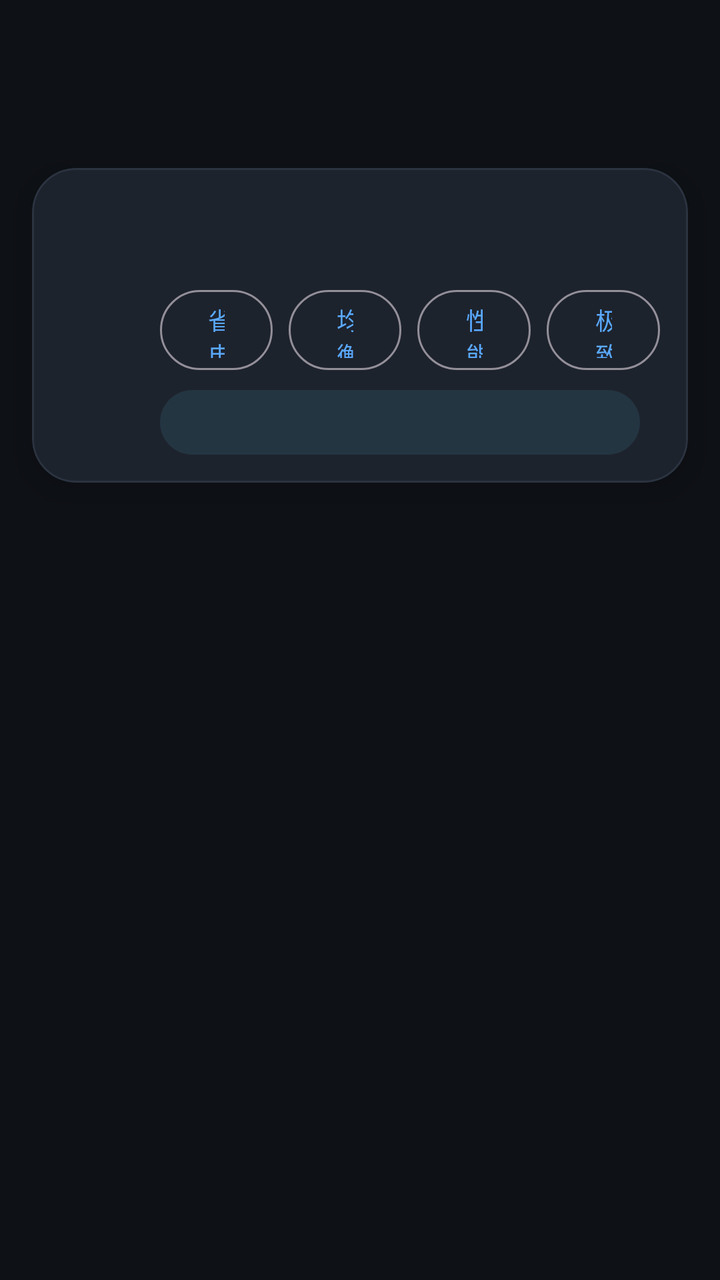
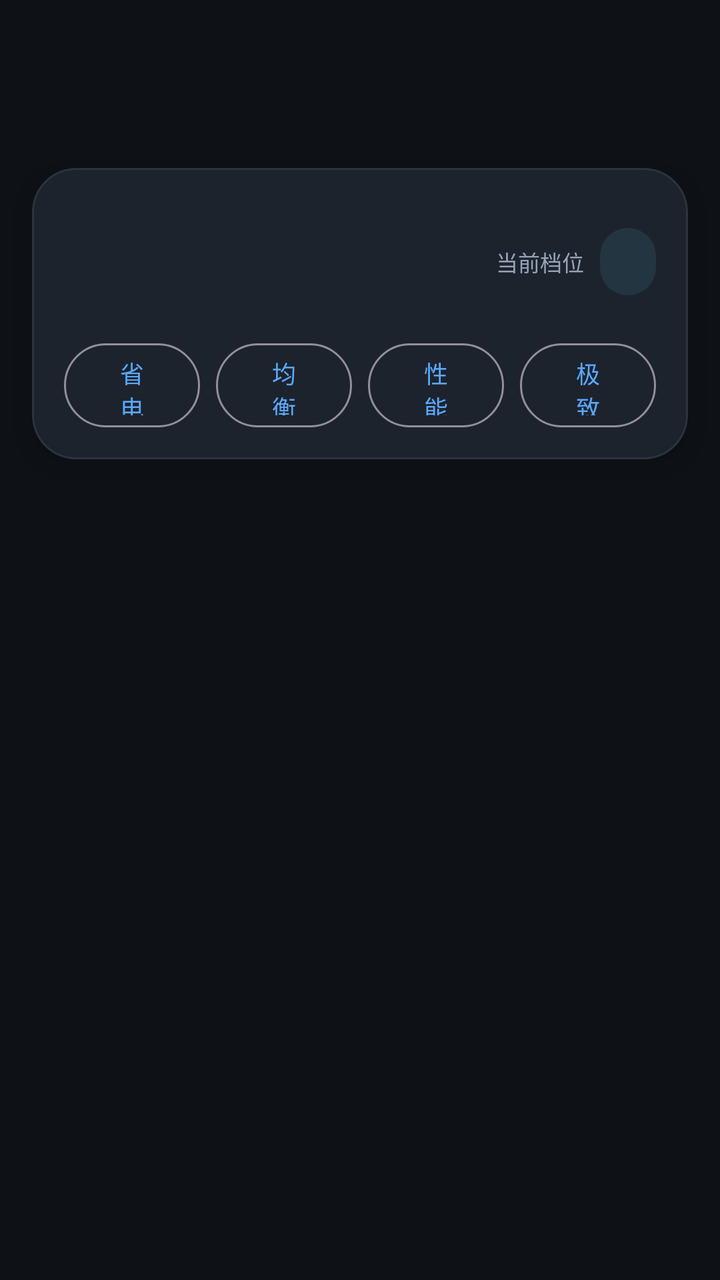

Two renders of the same Android screen: before a commit and after it. Below are the layout's source before the change and the commit's diff.
<!-- AndroidManifest.xml: application theme Theme.Silence -->
<!-- res/layout/view_state_popup.xml -->
<?xml version="1.0" encoding="utf-8"?>
<FrameLayout xmlns:android="http://schemas.android.com/apk/res/android"
    xmlns:app="http://schemas.android.com/apk/res-auto"
    android:id="@+id/statePopupOverlay"
    android:layout_width="match_parent"
    android:layout_height="match_parent"
    android:background="@android:color/transparent"
    android:clickable="true"
    android:focusable="true">

    <com.google.android.material.card.MaterialCardView
        android:id="@+id/statePopupCard"
        android:layout_width="match_parent"
        android:layout_height="wrap_content"
        android:layout_gravity="top|center_horizontal"
        android:layout_marginStart="16dp"
        android:layout_marginTop="84dp"
        android:layout_marginEnd="16dp"
        app:cardBackgroundColor="@color/surface_card"
        app:cardCornerRadius="22dp"
        app:cardElevation="10dp"
        app:strokeColor="@color/divider_color"
        app:strokeWidth="1dp">

        <LinearLayout
            android:layout_width="match_parent"
            android:layout_height="wrap_content"
            android:gravity="center_vertical"
            android:orientation="horizontal"
            android:paddingStart="14dp"
            android:paddingTop="14dp"
            android:paddingEnd="14dp"
            android:paddingBottom="14dp">

            <LinearLayout
                android:layout_width="wrap_content"
                android:layout_height="wrap_content"
                android:gravity="center"
                android:orientation="vertical">

                <ImageView
                    android:id="@+id/statePopupIcon"
                    android:layout_width="36dp"
                    android:layout_height="36dp"
                    android:contentDescription="@null"
                    android:scaleType="fitCenter" />

                <TextView
                    android:id="@+id/statePopupTitle"
                    android:layout_width="wrap_content"
                    android:layout_height="wrap_content"
                    android:layout_marginTop="8dp"
                    android:textColor="@color/text_primary"
                    android:textSize="15sp"
                    android:textStyle="bold" />
            </LinearLayout>

            <LinearLayout
                android:layout_width="0dp"
                android:layout_height="wrap_content"
                android:layout_marginStart="14dp"
                android:layout_weight="1"
                android:orientation="vertical">

                <TextView
                    android:id="@+id/statePopupMessage"
                    android:layout_width="wrap_content"
                    android:layout_height="wrap_content"
                    android:textColor="@color/text_secondary"
                    android:textSize="12sp" />

                <TextView
                    android:id="@+id/statePopupSubtitle"
                    android:layout_width="wrap_content"
                    android:layout_height="wrap_content"
                    android:layout_marginTop="4dp"
                    android:textColor="@color/text_hint"
                    android:textSize="11sp" />

                <LinearLayout
                    android:id="@+id/statePopupModeContainer"
                    android:layout_width="match_parent"
                    android:layout_height="wrap_content"
                    android:layout_marginTop="12dp"
                    android:gravity="center_vertical"
                    android:orientation="horizontal">

                    <com.google.android.material.button.MaterialButton
                        android:id="@+id/stateModePowerSave"
                        style="@style/Widget.Material3.Button.OutlinedButton"
                        android:layout_width="0dp"
                        android:layout_height="40dp"
                        android:layout_weight="1"
                        android:insetTop="0dp"
                        android:insetBottom="0dp"
                        android:minWidth="0dp"
                        android:minHeight="40dp"
                        android:text="@string/performance_mode_power_save"
                        android:textAllCaps="false"
                        android:textSize="12sp" />

                    <com.google.android.material.button.MaterialButton
                        android:id="@+id/stateModeBalanced"
                        style="@style/Widget.Material3.Button.OutlinedButton"
                        android:layout_width="0dp"
                        android:layout_height="40dp"
                        android:layout_marginStart="8dp"
                        android:layout_weight="1"
                        android:insetTop="0dp"
                        android:insetBottom="0dp"
                        android:minWidth="0dp"
                        android:minHeight="40dp"
                        android:text="@string/performance_mode_balanced"
                        android:textAllCaps="false"
                        android:textSize="12sp" />

                    <com.google.android.material.button.MaterialButton
                        android:id="@+id/stateModePerformance"
                        style="@style/Widget.Material3.Button.OutlinedButton"
                        android:layout_width="0dp"
                        android:layout_height="40dp"
                        android:layout_marginStart="8dp"
                        android:layout_weight="1"
                        android:insetTop="0dp"
                        android:insetBottom="0dp"
                        android:minWidth="0dp"
                        android:minHeight="40dp"
                        android:text="@string/performance_mode_performance"
                        android:textAllCaps="false"
                        android:textSize="12sp" />

                    <com.google.android.material.button.MaterialButton
                        android:id="@+id/stateModeExtreme"
                        style="@style/Widget.Material3.Button.OutlinedButton"
                        android:layout_width="0dp"
                        android:layout_height="40dp"
                        android:layout_marginStart="8dp"
                        android:layout_weight="1"
                        android:insetTop="0dp"
                        android:insetBottom="0dp"
                        android:minWidth="0dp"
                        android:minHeight="40dp"
                        android:text="@string/performance_mode_extreme"
                        android:textAllCaps="false"
                        android:textSize="12sp" />
                </LinearLayout>

                <LinearLayout
                    android:layout_width="match_parent"
                    android:layout_height="wrap_content"
                    android:layout_marginTop="10dp"
                    android:gravity="center_vertical"
                    android:orientation="horizontal">

                    <TextView
                        android:id="@+id/statePopupSelectedMode"
                        android:layout_width="0dp"
                        android:layout_height="wrap_content"
                        android:layout_weight="1"
                        android:background="@drawable/bg_pill_soft"
                        android:gravity="center"
                        android:paddingStart="12dp"
                        android:paddingTop="8dp"
                        android:paddingEnd="12dp"
                        android:paddingBottom="8dp"
                        android:textColor="@color/text_primary"
                        android:textSize="12sp"
                        android:textStyle="bold" />

                    <TextView
                        android:id="@+id/statePopupCloseHint"
                        android:layout_width="wrap_content"
                        android:layout_height="wrap_content"
                        android:layout_marginStart="10dp"
                        android:textColor="@color/text_hint"
                        android:textSize="11sp" />
                </LinearLayout>
            </LinearLayout>
        </LinearLayout>
    </com.google.android.material.card.MaterialCardView>
</FrameLayout>
<!-- resources referenced by this layout -->
<resources>
  <color name="divider_color">#2B3340</color>
  <color name="surface_card">#1D232D</color>
  <color name="text_hint">#75849A</color>
  <color name="text_primary">#E8EDF5</color>
  <color name="text_secondary">#95A3B8</color>
  <!-- drawable bg_pill_soft (drawable) -->
  <?xml version="1.0" encoding="utf-8"?>
  <shape xmlns:android="http://schemas.android.com/apk/res/android"
      android:shape="rectangle">
      <corners android:radius="999dp" />
      <solid android:color="@color/soft_green" />
  </shape>
  <string name="performance_mode_balanced">均衡</string>
  <string name="performance_mode_extreme">极致</string>
  <string name="performance_mode_performance">性能</string>
  <string name="performance_mode_power_save">省电</string>
  <style name="Theme.Silence" parent="Theme.Material3.Dark.NoActionBar">
          <item name="colorPrimary">@color/brand_primary</item>
          <item name="colorSecondary">@color/brand_primary</item>
          <item name="android:statusBarColor">@color/surface_bg</item>
          <item name="android:navigationBarColor">@color/surface_bg</item>
          <item name="android:enforceNavigationBarContrast">false</item>
          <item name="android:windowBackground">@color/surface_bg</item>
          <item name="colorSurface">@color/surface_bg</item>
          <item name="android:windowAllowEnterTransitionOverlap">true</item>
          <item name="android:windowAllowReturnTransitionOverlap">true</item>
      </style>
  <color name="soft_green">#243542</color>
  <color name="brand_primary">#5AA9FF</color>
  <color name="surface_bg">#0E1116</color>
</resources>

<!-- the commit's change to res/layout/view_state_popup.xml (unified diff, before → after) -->
@@ -10,12 +10,13 @@
 
     <com.google.android.material.card.MaterialCardView
         android:id="@+id/statePopupCard"
-        android:layout_width="match_parent"
+        android:layout_width="wrap_content"
         android:layout_height="wrap_content"
         android:layout_gravity="top|center_horizontal"
         android:layout_marginStart="16dp"
         android:layout_marginTop="84dp"
         android:layout_marginEnd="16dp"
+        android:layout_marginBottom="16dp"
         app:cardBackgroundColor="@color/surface_card"
         app:cardCornerRadius="22dp"
         app:cardElevation="10dp"
@@ -25,63 +26,105 @@
         <LinearLayout
             android:layout_width="match_parent"
             android:layout_height="wrap_content"
-            android:gravity="center_vertical"
-            android:orientation="horizontal"
-            android:paddingStart="14dp"
-            android:paddingTop="14dp"
-            android:paddingEnd="14dp"
-            android:paddingBottom="14dp">
+            android:orientation="vertical">
 
             <LinearLayout
-                android:layout_width="wrap_content"
+                android:layout_width="match_parent"
                 android:layout_height="wrap_content"
-                android:gravity="center"
-                android:orientation="vertical">
+                android:gravity="center_vertical"
+                android:orientation="horizontal">
 
-                <ImageView
-                    android:id="@+id/statePopupIcon"
-                    android:layout_width="36dp"
-                    android:layout_height="36dp"
-                    android:contentDescription="@null"
-                    android:scaleType="fitCenter" />
+                <LinearLayout
+                    android:layout_width="match_parent"
+                    android:layout_height="wrap_content"
+                    android:gravity="center_vertical"
+                    android:orientation="horizontal"
+                    android:paddingStart="16dp"
+                    android:paddingTop="16dp"
+                    android:paddingEnd="16dp">
 
-                <TextView
-                    android:id="@+id/statePopupTitle"
-                    android:layout_width="wrap_content"
-                    android:layout_height="wrap_content"
-                    android:layout_marginTop="8dp"
-                    android:textColor="@color/text_primary"
-                    android:textSize="15sp"
-                    android:textStyle="bold" />
+                    <ImageView
+                        android:id="@+id/statePopupIcon"
+                        android:layout_width="42dp"
+                        android:layout_height="42dp"
+                        android:contentDescription="@null"
+                        android:scaleType="fitCenter" />
+
+                    <LinearLayout
+                        android:layout_width="0dp"
+                        android:layout_height="wrap_content"
+                        android:layout_marginStart="12dp"
+                        android:layout_weight="1"
+                        android:orientation="vertical">
+
+                        <TextView
+                            android:id="@+id/statePopupTitle"
+                            android:layout_width="wrap_content"
+                            android:layout_height="wrap_content"
+                            android:textColor="@color/text_secondary"
+                            android:textSize="12sp" />
+
+                        <TextView
+                            android:id="@+id/statePopupMessage"
+                            android:layout_width="match_parent"
+                            android:layout_height="wrap_content"
+                            android:layout_marginTop="4dp"
+                            android:ellipsize="end"
+                            android:maxLines="1"
+                            android:textColor="@color/text_primary"
+                            android:textSize="16sp"
+                            android:textStyle="bold" />
+
+                        <TextView
+                            android:id="@+id/statePopupSubtitle"
+                            android:layout_width="wrap_content"
+                            android:layout_height="wrap_content"
+                            android:layout_marginTop="5dp"
+                            android:textColor="@color/text_hint"
+                            android:textSize="11sp" />
+                    </LinearLayout>
+
+                    <TextView
+                        android:id="@+id/statePopupModeLabel"
+                        android:layout_width="wrap_content"
+                        android:layout_height="wrap_content"
+                        android:layout_marginStart="12dp"
+                        android:text="@string/performance_overlay_mode_title"
+                        android:textColor="@color/text_secondary"
+                        android:textSize="11sp" />
+
+                    <TextView
+                        android:id="@+id/statePopupSelectedMode"
+                        android:layout_width="wrap_content"
+                        android:layout_height="wrap_content"
+                        android:layout_marginStart="8dp"
+                        android:background="@drawable/bg_pill_soft"
+                        android:gravity="center"
+                        android:paddingStart="14dp"
+                        android:paddingTop="8dp"
+                        android:paddingEnd="14dp"
+                        android:paddingBottom="8dp"
+                        android:textColor="@color/text_primary"
+                        android:textSize="13sp"
+                        android:textStyle="bold" />
+                </LinearLayout>
             </LinearLayout>
 
             <LinearLayout
-                android:layout_width="0dp"
+                android:layout_width="match_parent"
                 android:layout_height="wrap_content"
-                android:layout_marginStart="14dp"
-                android:layout_weight="1"
-                android:orientation="vertical">
-
-                <TextView
-                    android:id="@+id/statePopupMessage"
-                    android:layout_width="wrap_content"
-                    android:layout_height="wrap_content"
-                    android:textColor="@color/text_secondary"
-                    android:textSize="12sp" />
-
-                <TextView
-                    android:id="@+id/statePopupSubtitle"
-                    android:layout_width="wrap_content"
-                    android:layout_height="wrap_content"
-                    android:layout_marginTop="4dp"
-                    android:textColor="@color/text_hint"
-                    android:textSize="11sp" />
+                android:gravity="center_vertical"
+                android:orientation="horizontal"
+                android:paddingStart="16dp"
+                android:paddingTop="10dp"
+                android:paddingEnd="16dp"
+                android:paddingBottom="16dp">
 
                 <LinearLayout
                     android:id="@+id/statePopupModeContainer"
-                    android:layout_width="match_parent"
+                    android:layout_width="0dp"
                     android:layout_height="wrap_content"
-                    android:layout_marginTop="12dp"
+                    android:layout_weight="1"
                     android:gravity="center_vertical"
                     android:orientation="horizontal">
 
@@ -89,12 +132,12 @@
                         android:id="@+id/stateModePowerSave"
                         style="@style/Widget.Material3.Button.OutlinedButton"
                         android:layout_width="0dp"
-                        android:layout_height="40dp"
+                        android:layout_height="42dp"
                         android:layout_weight="1"
                         android:insetTop="0dp"
                         android:insetBottom="0dp"
                         android:minWidth="0dp"
-                        android:minHeight="40dp"
+                        android:minHeight="42dp"
                         android:text="@string/performance_mode_power_save"
                         android:textAllCaps="false"
                         android:textSize="12sp" />
@@ -103,13 +146,13 @@
                         android:id="@+id/stateModeBalanced"
                         style="@style/Widget.Material3.Button.OutlinedButton"
                         android:layout_width="0dp"
-                        android:layout_height="40dp"
+                        android:layout_height="42dp"
                         android:layout_marginStart="8dp"
                         android:layout_weight="1"
                         android:insetTop="0dp"
                         android:insetBottom="0dp"
                         android:minWidth="0dp"
-                        android:minHeight="40dp"
+                        android:minHeight="42dp"
                         android:text="@string/performance_mode_balanced"
                         android:textAllCaps="false"
                         android:textSize="12sp" />
@@ -118,13 +161,13 @@
                         android:id="@+id/stateModePerformance"
                         style="@style/Widget.Material3.Button.OutlinedButton"
                         android:layout_width="0dp"
-                        android:layout_height="40dp"
+                        android:layout_height="42dp"
                         android:layout_marginStart="8dp"
                         android:layout_weight="1"
                         android:insetTop="0dp"
                         android:insetBottom="0dp"
                         android:minWidth="0dp"
-                        android:minHeight="40dp"
+                        android:minHeight="42dp"
                         android:text="@string/performance_mode_performance"
                         android:textAllCaps="false"
                         android:textSize="12sp" />
@@ -133,47 +176,16 @@
                         android:id="@+id/stateModeExtreme"
                         style="@style/Widget.Material3.Button.OutlinedButton"
                         android:layout_width="0dp"
-                        android:layout_height="40dp"
+                        android:layout_height="42dp"
                         android:layout_marginStart="8dp"
                         android:layout_weight="1"
                         android:insetTop="0dp"
                         android:insetBottom="0dp"
                         android:minWidth="0dp"
-                        android:minHeight="40dp"
+                        android:minHeight="42dp"
                         android:text="@string/performance_mode_extreme"
                         android:textAllCaps="false"
                         android:textSize="12sp" />
-                </LinearLayout>
-
-                <LinearLayout
-                    android:layout_width="match_parent"
-                    android:layout_height="wrap_content"
-                    android:layout_marginTop="10dp"
-                    android:gravity="center_vertical"
-                    android:orientation="horizontal">
-
-                    <TextView
-                        android:id="@+id/statePopupSelectedMode"
-                        android:layout_width="0dp"
-                        android:layout_height="wrap_content"
-                        android:layout_weight="1"
-                        android:background="@drawable/bg_pill_soft"
-                        android:gravity="center"
-                        android:paddingStart="12dp"
-                        android:paddingTop="8dp"
-                        android:paddingEnd="12dp"
-                        android:paddingBottom="8dp"
-                        android:textColor="@color/text_primary"
-                        android:textSize="12sp"
-                        android:textStyle="bold" />
-
-                    <TextView
-                        android:id="@+id/statePopupCloseHint"
-                        android:layout_width="wrap_content"
-                        android:layout_height="wrap_content"
-                        android:layout_marginStart="10dp"
-                        android:textColor="@color/text_hint"
-                        android:textSize="11sp" />
                 </LinearLayout>
             </LinearLayout>
         </LinearLayout>
<!-- resource entries referenced after the edit -->
@@ -16,6 +16,7 @@
   <string name="performance_mode_extreme">极致</string>
   <string name="performance_mode_performance">性能</string>
   <string name="performance_mode_power_save">省电</string>
+  <string name="performance_overlay_mode_title">当前档位</string>
   <style name="Theme.Silence" parent="Theme.Material3.Dark.NoActionBar">
           <item name="colorPrimary">@color/brand_primary</item>
           <item name="colorSecondary">@color/brand_primary</item>
